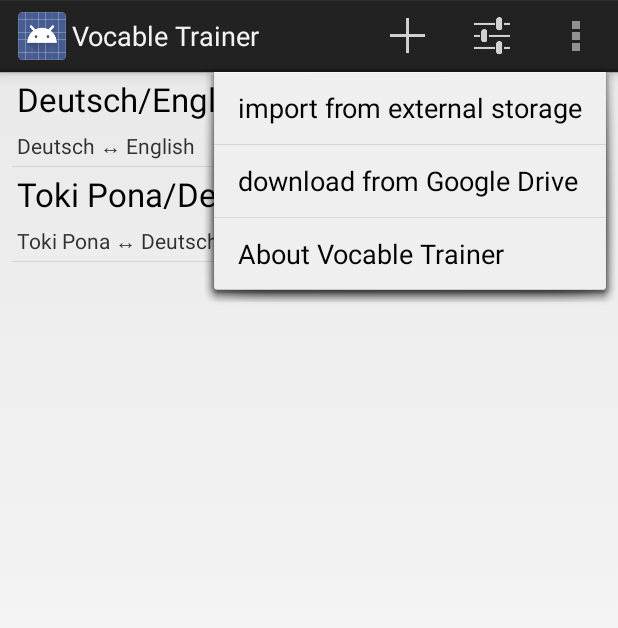
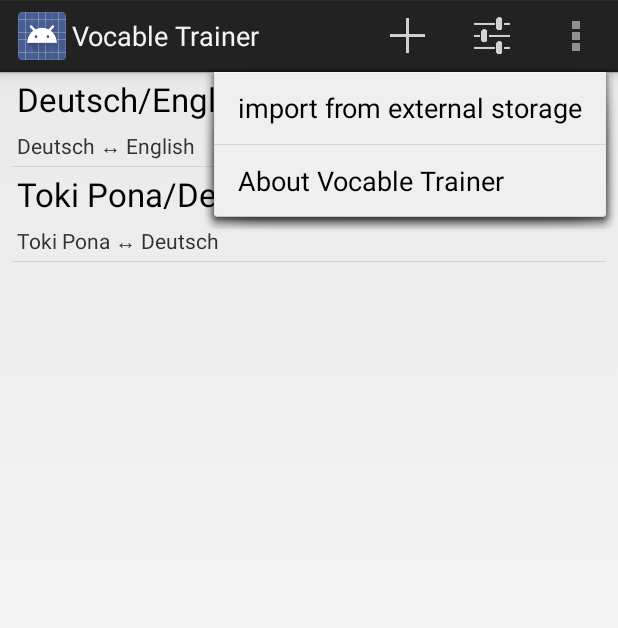
Before and after one commit to hgzojer/vocabletrainer, an Android app: the screen it shows after launch (DictionaryListActivity), with the options menu open, on a phone screen of 412 x 824 dp. Shown: the top 628 px of the screen. Run offline under Robolectric (Android 15) with nearby library versions, the phone set to English and light mode, and no system bars.

Commit message:
upgrade to compileSdk 34 in progress - bugfix run on virtual devices - removed google play services - removed google drive

```diff
--- a/app/src/main/java/at/hgz/vocabletrainer/DictionaryListActivity.java
+++ b/app/src/main/java/at/hgz/vocabletrainer/DictionaryListActivity.java
@@ -162,8 +162,6 @@
 	public boolean onPrepareOptionsMenu(Menu menu) {
 		MenuItem exportToExternalStorage = menu.findItem(R.id.exportToExternalStorage);
 		exportToExternalStorage.setVisible(isDictionarySelected());
-		MenuItem uploadToGoogleDrive = menu.findItem(R.id.uploadToGoogleDrive);
-		uploadToGoogleDrive.setVisible(isDictionarySelected());
 		MenuItem share = menu.findItem(R.id.menu_item_share);
 		share.setVisible(isDictionarySelected());
 		return super.onPrepareOptionsMenu(menu);
--- a/app/src/main/res/menu/dictionary_list_menu.xml
+++ b/app/src/main/res/menu/dictionary_list_menu.xml
@@ -23,16 +23,6 @@
           android:title="@string/importFromExternalStorage"
           />
 
-    <item android:id="@+id/uploadToGoogleDrive"
-          android:icon="@drawable/ic_action_upload_to_google_drive"
-          android:title="@string/uploadToGoogleDrive"
-          />
-
-    <item android:id="@+id/downloadFromGoogleDrive"
-          android:icon="@drawable/ic_action_download_from_google_drive"
-          android:title="@string/downloadFromGoogleDrive"
-          />
-
     <item android:id="@+id/menu_item_share"
           android:icon="@drawable/ic_action_share"
           android:title="@string/share"
--- a/app/src/main/res/values/strings.xml
+++ b/app/src/main/res/values/strings.xml
@@ -67,15 +67,6 @@
     <string name="importingDictionary">Importing dictionary.</string>
     <string name="errorImportingDictionary">Error importing dictionary.</string>
 
-    <string name="uploadToGoogleDrive">upload to Google Drive</string>
-    <string name="downloadFromGoogleDrive">download from Google Drive</string>
-
-    <string name="errorUploadingDictionary">Error uploading dictionary to Google Drive.</string>
-    <string name="uploadedDictionary">Uploaded dictionary to Google Drive.</string>
-
-    <string name="downloadingDictionary">Downloading dictionary.</string>
-    <string name="errorDownloadingDictionary">Error downloading dictionary.</string>
-
     <string name="about">About Vocable Trainer</string>
 
     <string name="share">Share</string>
```
Also changed, not shown: 1 other file.
